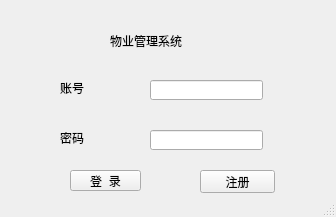
First picture: the form in Login.ui, repository Arsene-W/SQLCD, before the edit.
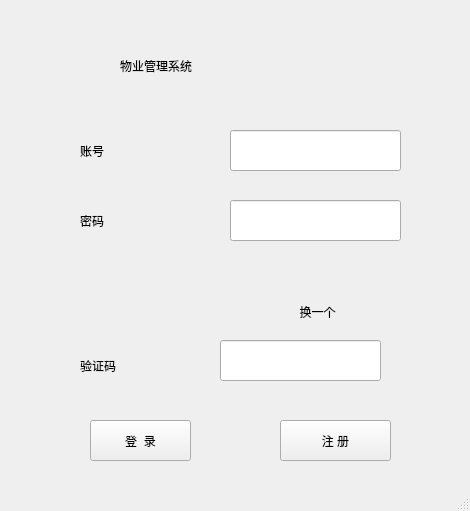
Second picture: the form after the edit.

What changed in the file:
```diff
--- a/Login.ui
+++ b/Login.ui
@@ -6,8 +6,8 @@
    <rect>
     <x>0</x>
     <y>0</y>
-    <width>336</width>
-    <height>217</height>
+    <width>470</width>
+    <height>511</height>
    </rect>
   </property>
   <property name="sizePolicy">
@@ -23,10 +23,10 @@
    <widget class="QLabel" name="label">
     <property name="geometry">
      <rect>
-      <x>110</x>
-      <y>20</y>
-      <width>121</width>
-      <height>41</height>
+      <x>120</x>
+      <y>30</y>
+      <width>261</width>
+      <height>71</height>
      </rect>
     </property>
     <property name="styleSheet">
@@ -40,10 +40,10 @@
    <widget class="QLabel" name="label_2">
     <property name="geometry">
      <rect>
-      <x>60</x>
-      <y>80</y>
-      <width>51</width>
-      <height>16</height>
+      <x>80</x>
+      <y>130</y>
+      <width>71</width>
+      <height>41</height>
      </rect>
     </property>
     <property name="styleSheet">
@@ -56,10 +56,10 @@
    <widget class="QLabel" name="label_3">
     <property name="geometry">
      <rect>
-      <x>60</x>
-      <y>130</y>
-      <width>51</width>
-      <height>16</height>
+      <x>80</x>
+      <y>200</y>
+      <width>91</width>
+      <height>41</height>
      </rect>
     </property>
     <property name="styleSheet">
@@ -72,22 +72,28 @@
    <widget class="QLineEdit" name="lineEdit">
     <property name="geometry">
      <rect>
-      <x>150</x>
-      <y>80</y>
-      <width>113</width>
-      <height>20</height>
+      <x>230</x>
+      <y>130</y>
+      <width>171</width>
+      <height>41</height>
      </rect>
     </property>
+    <property name="styleSheet">
+     <string notr="true">font: 15pt &quot;黑体&quot;;</string>
+    </property>
    </widget>
    <widget class="QLineEdit" name="lineEdit_2">
     <property name="geometry">
      <rect>
-      <x>150</x>
-      <y>130</y>
-      <width>113</width>
-      <height>20</height>
+      <x>230</x>
+      <y>200</y>
+      <width>171</width>
+      <height>41</height>
      </rect>
     </property>
+    <property name="styleSheet">
+     <string notr="true">font: 15pt &quot;黑体&quot;;</string>
+    </property>
     <property name="echoMode">
      <enum>QLineEdit::Password</enum>
     </property>
@@ -95,10 +101,10 @@
    <widget class="QPushButton" name="pushButton">
     <property name="geometry">
      <rect>
-      <x>70</x>
-      <y>170</y>
-      <width>71</width>
-      <height>21</height>
+      <x>90</x>
+      <y>420</y>
+      <width>101</width>
+      <height>41</height>
      </rect>
     </property>
     <property name="styleSheet">
@@ -111,17 +117,79 @@
    <widget class="QPushButton" name="pushButton_2">
     <property name="geometry">
      <rect>
-      <x>200</x>
-      <y>170</y>
+      <x>280</x>
+      <y>420</y>
+      <width>111</width>
+      <height>41</height>
+     </rect>
+    </property>
+    <property name="styleSheet">
+     <string notr="true">font: 16pt &quot;黑体&quot;;</string>
+    </property>
+    <property name="text">
+     <string>注 册</string>
+    </property>
+   </widget>
+   <widget class="QLabel" name="label_4">
+    <property name="geometry">
+     <rect>
+      <x>80</x>
+      <y>350</y>
+      <width>71</width>
+      <height>31</height>
+     </rect>
+    </property>
+    <property name="styleSheet">
+     <string notr="true">font: 15pt &quot;黑体&quot;;</string>
+    </property>
+    <property name="text">
+     <string>验证码</string>
+    </property>
+   </widget>
+   <widget class="QLabel" name="label_5">
+    <property name="geometry">
+     <rect>
+      <x>80</x>
+      <y>280</y>
+      <width>161</width>
+      <height>51</height>
+     </rect>
+    </property>
+    <property name="text">
+     <string/>
+    </property>
+   </widget>
+   <widget class="QPushButton" name="pushButton_3">
+    <property name="geometry">
+     <rect>
+      <x>280</x>
+      <y>300</y>
       <width>75</width>
       <height>23</height>
      </rect>
     </property>
     <property name="styleSheet">
-     <string notr="true">font: 10pt &quot;微软雅黑&quot;;</string>
+     <string notr="true">background: transparent;
+font: 12pt &quot;黑体&quot;;</string>
     </property>
     <property name="text">
-     <string>注册</string>
+     <string>换一个</string>
+    </property>
+    <property name="flat">
+     <bool>true</bool>
+    </property>
+   </widget>
+   <widget class="QLineEdit" name="lineEdit_3">
+    <property name="geometry">
+     <rect>
+      <x>220</x>
+      <y>340</y>
+      <width>161</width>
+      <height>41</height>
+     </rect>
+    </property>
+    <property name="styleSheet">
+     <string notr="true">font: 15pt &quot;黑体&quot;;</string>
     </property>
    </widget>
    <zorder>pushButton</zorder>
```
Left out of the diff: 13 changed lines with no effect on the pictures.
